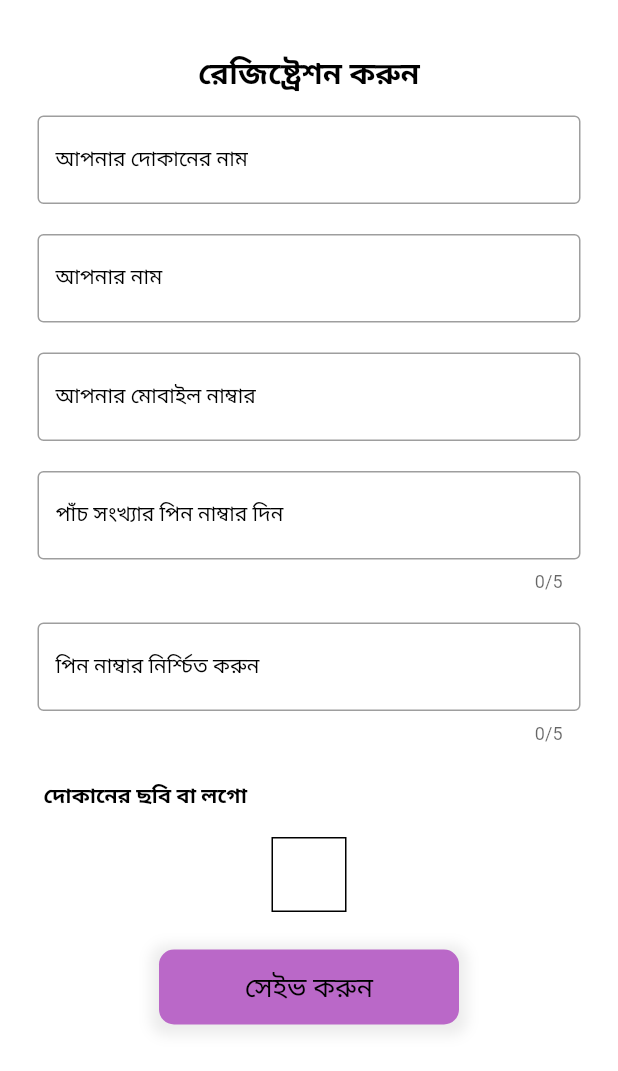
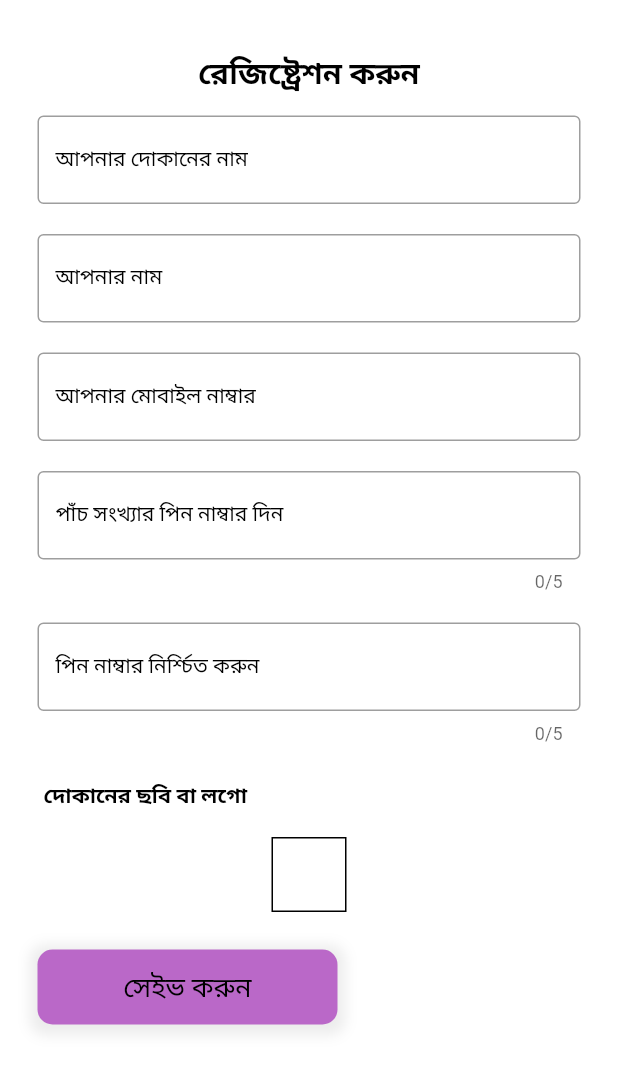
Before and after one commit to iamirzashowvik/jomakhoroch, a Flutter app: the Registration screen opened directly, on a phone screen of 412 x 824 dp. Shown: the top 1071 px of the screen. Run offline on Flutter 3.47's test engine with Material 2 defaults, Android fonts, the phone set to English and light mode, and no system bars; our stand-ins replace carousel_pro, cloud_firestore, convex_bottom_bar, firebase_auth, firebase_core, firebase_storage and 8 more; accounts and stored records are empty.

Commit message:
September 13, 2021 7:31 PM

```diff
--- a/lib/View/register.dart
+++ b/lib/View/register.dart
@@ -359,8 +359,7 @@ class _RegistrationState extends State<Registration> {
                 SizedBox(
                   height: 10.0,
                 ),
-                Center(
-                  child: Container(
+                Container(
                   width: 200,
                   height: 50.0,
                   decoration: BoxDecoration(
@@ -382,7 +381,6 @@ class _RegistrationState extends State<Registration> {
                               fontSize: 18,
                               color: Colors.black,
                               fontWeight: FontWeight.w500))),
-                  ),
                 )
               ],
             ),
```
Lines whose indentation alone changed are shown as unchanged.
